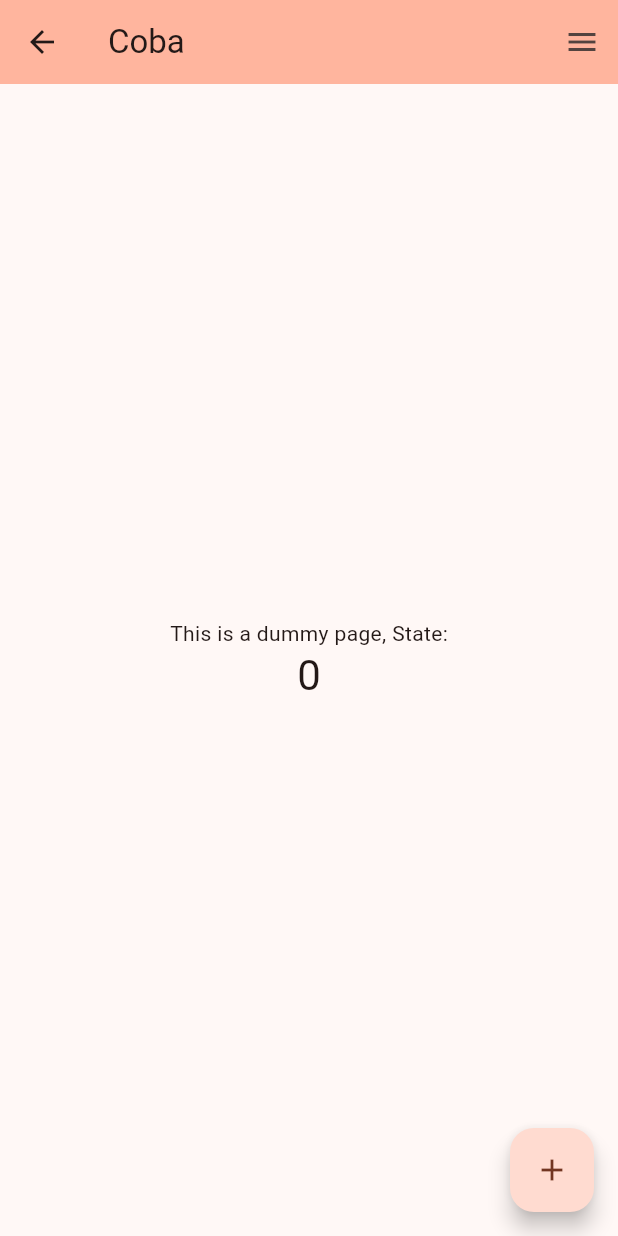
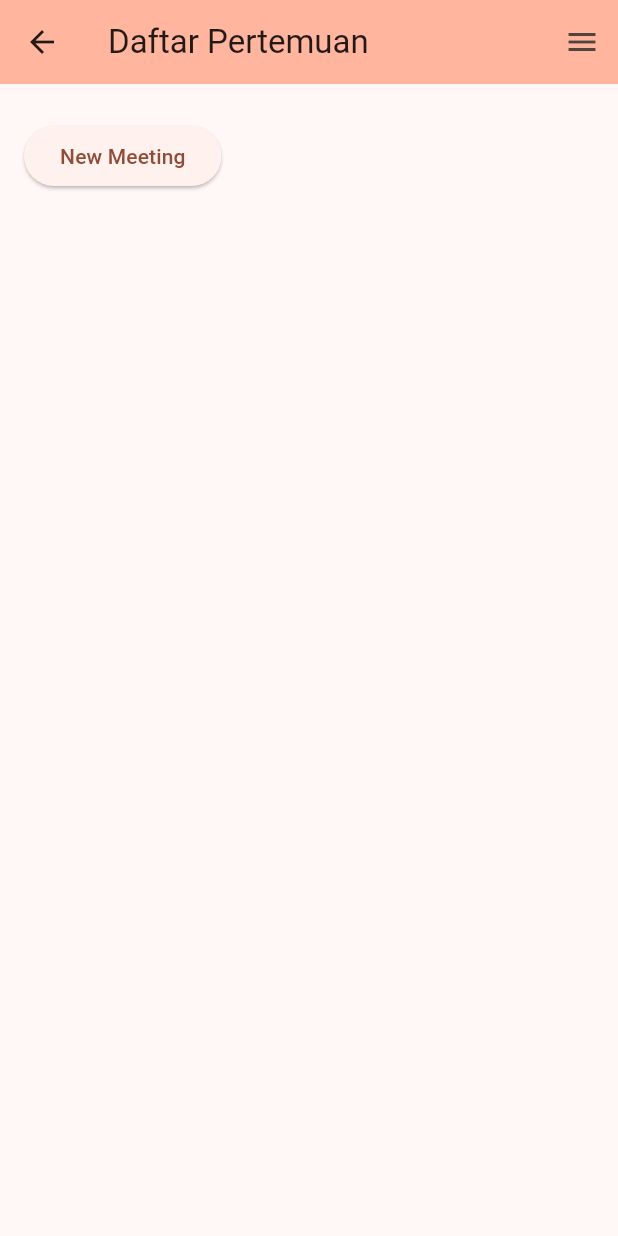
Before and after one commit to WKLD-Labs/flutter_frontend, a Flutter app: the DaftarPertemuan screen opened by its route, on a phone screen of 412 x 824 dp. Run offline on Flutter 3.47's test engine with Material 3 defaults, Android fonts, the light colour scheme and no system bars; our stand-ins replace flutter_dotenv, font_awesome_flutter, go_router, local_auth.

Commit message:
Commit lagi
progress 2

```diff
--- a/lib/main.dart
+++ b/lib/main.dart
@@ -1,12 +1,12 @@
 import 'package:flutter/material.dart';
 import 'package:go_router/go_router.dart';
 import 'package:flutter_dotenv/flutter_dotenv.dart';
-import 'package:wkldlabs_flutter_frontend/views/DaftarPertemuan/pertemuan_page.dart';
 
 // Views for Routing
 import 'views/HomePage/home_page.dart';
 import 'views/DummyPage/dummy_page.dart';
 import 'views/LoginPage/login_page.dart';
+import 'views/DaftarPertemuan/pertemuan_page.dart';
 
 Future main() async {
   await dotenv.load(fileName: ".env");
@@ -36,9 +36,9 @@ final GoRouter _router = GoRouter(
           },
         ),
         GoRoute(
-          path: 'daftarpertemuan',
+          path: 'pertemuan',
           builder: (BuildContext context, GoRouterState state){
-            return const DaftarPertemuan(title: 'Coba');
+            return const DaftarPertemuan(title: 'Daftar Pertemuan');
           },
         ),
       ],
--- a/lib/views/DaftarPertemuan/pertemuan_page.dart
+++ b/lib/views/DaftarPertemuan/pertemuan_page.dart
@@ -1,92 +1,242 @@
 import 'package:flutter/material.dart';
+import 'dart:ui';
 
 import '../../widgets/nav_drawer.dart';
 
 class DaftarPertemuan extends StatefulWidget {
-  const DaftarPertemuan({super.key, required this.title});
-
-  // This widget is the home page of your application. It is stateful, meaning
-  // that it has a State object (defined below) that contains fields that affect
-  // how it looks.
-
-  // This class is the configuration for the state. It holds the values (in this
-  // case the title) provided by the parent (in this case the App widget) and
-  // used by the build method of the State. Fields in a Widget subclass are
-  // always marked "final".
+  const DaftarPertemuan({Key? key, required this.title}) : super(key: key);
 
   final String title;
 
   @override
-  State<DaftarPertemuan> createState() => _DaftarPertemuan();
+  State<DaftarPertemuan> createState() => _DaftarPertemuanState();
 }
 
-class _DaftarPertemuan extends State<DaftarPertemuan> {
-  int _counter = 0;
+class _DaftarPertemuanState extends State<DaftarPertemuan> {
+  bool isDialogVisible = false;
+  List<Map<String, dynamic>> meetingData = [];
+  Map<String, dynamic>? selectedData;
+  bool showView = false;
 
-  void _incrementCounter() {
-    setState(() {
-      // This call to setState tells the Flutter framework that something has
-      // changed in this State, which causes it to rerun the build method below
-      // so that the display can reflect the updated values. If we changed
-      // _counter without calling setState(), then the build method would not be
-      // called again, and so nothing would appear to happen.
-      _counter++;
-    });
+  void updateMeetingData() {
+    // Implement your logic to fetch meeting data here
+  }
+
+  void handleCreate(Map<String, dynamic> data) {
+    // Implement your logic to handle create operation here
   }
 
   @override
   Widget build(BuildContext context) {
-    // This method is rerun every time setState is called, for instance as done
-    // by the _incrementCounter method above.
-    //
-    // The Flutter framework has been optimized to make rerunning build methods
-    // fast, so that you can just rebuild anything that needs updating rather
-    // than having to individually change instances of widgets.
     return Scaffold(
       appBar: AppBar(
-        // TRY THIS: Try changing the color here to a specific color (to
-        // Colors.amber, perhaps?) and trigger a hot reload to see the AppBar
-        // change color while the other colors stay the same.
         backgroundColor: Theme.of(context).colorScheme.inversePrimary,
-        // Here we take the value from the DummyPage object that was created by
-        // the App.build method, and use it to set our appbar title.
         title: Text(widget.title),
       ),
-      body: Center(
-        // Center is a layout widget. It takes a single child and positions it
-        // in the middle of the parent.
+      body: Stack(
+        children: [
+          SingleChildScrollView(
+            padding: const EdgeInsets.all(16.0),
+            child: Column(
+              crossAxisAlignment: CrossAxisAlignment.start,
+              children: [
+                SizedBox(height: 8),
+                ElevatedButton(
+                  onPressed: () {
+                    setState(() {
+                      isDialogVisible = true;
+                      selectedData = {}; // Initialize selectedData
+                    });
+                  },
+                  child: Text('New Meeting'),
+                ),
+                SizedBox(height: 16),
+                ListView.builder(
+                  shrinkWrap: true,
+                  itemCount: meetingData.length,
+                  itemBuilder: (context, index) {
+                    return GestureDetector(
+                      onTap: () {
+                        setState(() {
+                          selectedData = meetingData[index];
+                          showView = true;
+                        });
+                      },
+                      child: Container(
+                        margin: EdgeInsets.symmetric(vertical: 8),
+                        padding: EdgeInsets.all(8),
+                        decoration: BoxDecoration(
+                          border: Border.all(color: Colors.grey),
+                          borderRadius: BorderRadius.circular(8),
+                        ),
+                        child: Column(
+                          crossAxisAlignment: CrossAxisAlignment.start,
+                          children: [
+                            Text(
+                              meetingData[index]['meetingname'],
+                              style: TextStyle(
+                                fontWeight: FontWeight.bold,
+                                fontSize: 16,
+                              ),
+                            ),
+                            SizedBox(height: 4),
+                            Text(
+                              'Speaker: ${meetingData[index]['speaker']}',
+                            ),
+                            Text(
+                              'Date & Time: ${meetingData[index]['datetime']}',
+                            ),
+                            Text(
+                              'Meeting Link: ${meetingData[index]['meetinglink']}',
+                            ),
+                            Text(
+                              'Description: ${meetingData[index]['description']}',
+                            ),
+                          ],
+                        ),
+                      ),
+                    );
+                  },
+                ),
+              ],
+            ),
+          ),
+          if (isDialogVisible)
+            BackdropFilter(
+              filter: ImageFilter.blur(sigmaX: 5.0, sigmaY: 5.0),
+              child: AlertDialog(
+                title: Text('New Meeting'),
+                content: SingleChildScrollView(
+                  child: Column(
+                    mainAxisSize: MainAxisSize.min,
+                    children: [
+                      TextFormField(
+                        decoration: InputDecoration(labelText: 'Meeting Name'),
+                        onChanged: (value) => _handleChange('meetingname', value),
+                      ),
+                      TextFormField(
+                        decoration: InputDecoration(labelText: 'Speaker'),
+                        onChanged: (value) => _handleChange('speaker', value),
+                      ),
+                      TextFormField(
+                        decoration: InputDecoration(labelText: 'Date & Time'),
+                        onChanged: (value) => _handleChange('Date & Time', value),
+                      ),
+                      TextFormField(
+                        decoration: InputDecoration(labelText: 'Meeting Link'),
+                        onChanged: (value) => _handleChange('Meeting Link', value),
+                      ),
+                      TextFormField(
+                        decoration: InputDecoration(labelText: 'Description'),
+                        onChanged: (value) => _handleChange('Description', value),
+                      ),
+                      // Add more form fields for other meeting details
+                    ],
+                  ),
+                ),
+                actions: [
+                  ElevatedButton(
+                    onPressed: () {
+                      _handleSubmit();
+                    },
+                    child: Text('Save'),
+                  ),
+                  TextButton(
+                    onPressed: () {
+                      _handleClose();
+                    },
+                    child: Text('Close'),
+                  ),
+                ],
+              ),
+            ),
+          if (showView)
+            BackdropFilter(
+              filter: ImageFilter.blur(sigmaX: 5.0, sigmaY: 5.0),
+              child: ViewPertemuanData(
+                showDialog: showView,
+                setShowDialog: (value) => setState(() => showView = value),
+                data: selectedData!,
+              ),
+            ),
+        ],
+      ),
+      endDrawer: NavDrawer(context),
+    );
+  }
+
+  void _handleChange(String field, String value) {
+    setState(() {
+      if (selectedData != null) {
+        selectedData![field] = value;
+      }
+    });
+  }
+
+  void _handleSubmit() {
+    handleCreate(selectedData!);
+    setState(() {
+      isDialogVisible = false;
+      if (selectedData != null) {
+        meetingData.add(selectedData!); // Add the new meeting to the list
+      }
+    });
+  }
+
+  void _handleClose() {
+    setState(() {
+      isDialogVisible = false;
+      selectedData = null; // Reset selectedData when closing the dialog
+    });
+  }
+}
+
+class ViewPertemuanData extends StatelessWidget {
+  final bool showDialog;
+  final Function(bool) setShowDialog;
+  final Map<String, dynamic> data;
+
+  const ViewPertemuanData({
+    Key? key,
+    required this.showDialog,
+    required this.setShowDialog,
+    required this.data,
+  }) : super(key: key);
+
+  @override
+  Widget build(BuildContext context) {
+    return Dialog(
+      child: Padding(
+        padding: const EdgeInsets.all(16.0),
         child: Column(
-          // Column is also a layout widget. It takes a list of children and
-          // arranges them vertically. By default, it sizes itself to fit its
-          // children horizontally, and tries to be as tall as its parent.
-          //
-          // Column has various properties to control how it sizes itself and
-          // how it positions its children. Here we use mainAxisAlignment to
-          // center the children vertically; the main axis here is the vertical
-          // axis because Columns are vertical (the cross axis would be
-          // horizontal).
-          //
-          // TRY THIS: Invoke "debug painting" (choose the "Toggle Debug Paint"
-          // action in the IDE, or press "p" in the console), to see the
-          // wireframe for each widget.
-          mainAxisAlignment: MainAxisAlignment.center,
-          children: <Widget>[
-            const Text(
-              'This is a dummy page, State:',
+          mainAxisSize: MainAxisSize.min,
+          crossAxisAlignment: CrossAxisAlignment.start,
+          children: [
+            Text(
+              data['meetingname'],
+              style: TextStyle(
+                fontSize: 18,
+                fontWeight: FontWeight.bold,
+              ),
             ),
-            Text(
-              '$_counter',
-              style: Theme.of(context).textTheme.headlineMedium,
+            SizedBox(height: 8),
+            Text(data['speaker'] ?? ''), // Add null check for speaker
+            Text(data['datetime'] != null ? data['datetime'] : ''), // Check if datetime is not null
+            Text(data['meetinglink'] ?? ''), // Add null check for meetinglink
+            Text(data['description'] ?? ''), // Add null check for description
+            SizedBox(height: 16),
+            Row(
+              mainAxisAlignment: MainAxisAlignment.end,
+              children: [
+                OutlinedButton(
+                  onPressed: () => setShowDialog(false),
+                  child: Text('Close'),
+                ),
+              ],
             ),
           ],
         ),
       ),
-      floatingActionButton: FloatingActionButton(
-        onPressed: _incrementCounter,
-        tooltip: 'Increment',
-        child: const Icon(Icons.add),
-      ), // This trailing comma makes auto-formatting nicer for build methods.
-      endDrawer: NavDrawer(context),
     );
   }
 }
--- a/lib/widgets/nav_drawer.dart
+++ b/lib/widgets/nav_drawer.dart
@@ -27,7 +27,7 @@ class NavDrawer extends StatelessWidget {
         'Login', Icon(Icons.login_outlined), Icon(Icons.login), '/login'
     ),
     _NavigationDestination(
-        'Pertemuan', Icon(Icons.egg_outlined), Icon(Icons.egg), '/pertemuan'
+        'Pertemuan', Icon(Icons.event_outlined), Icon(Icons.event), '/pertemuan'
     )
   ];
 
```
